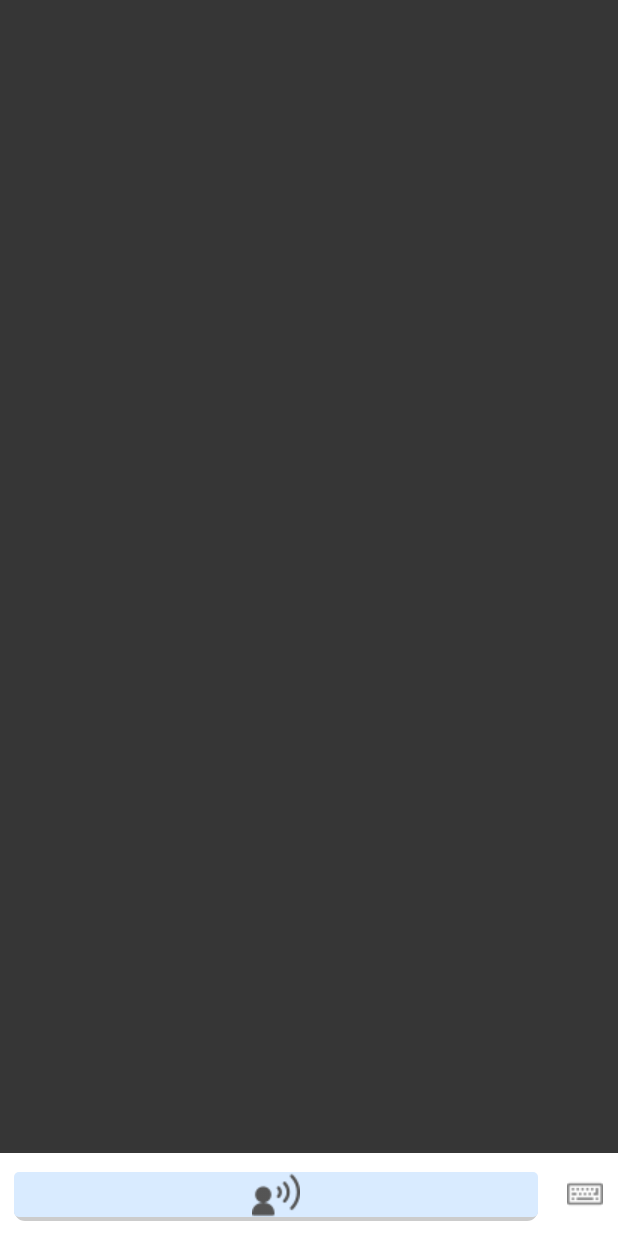
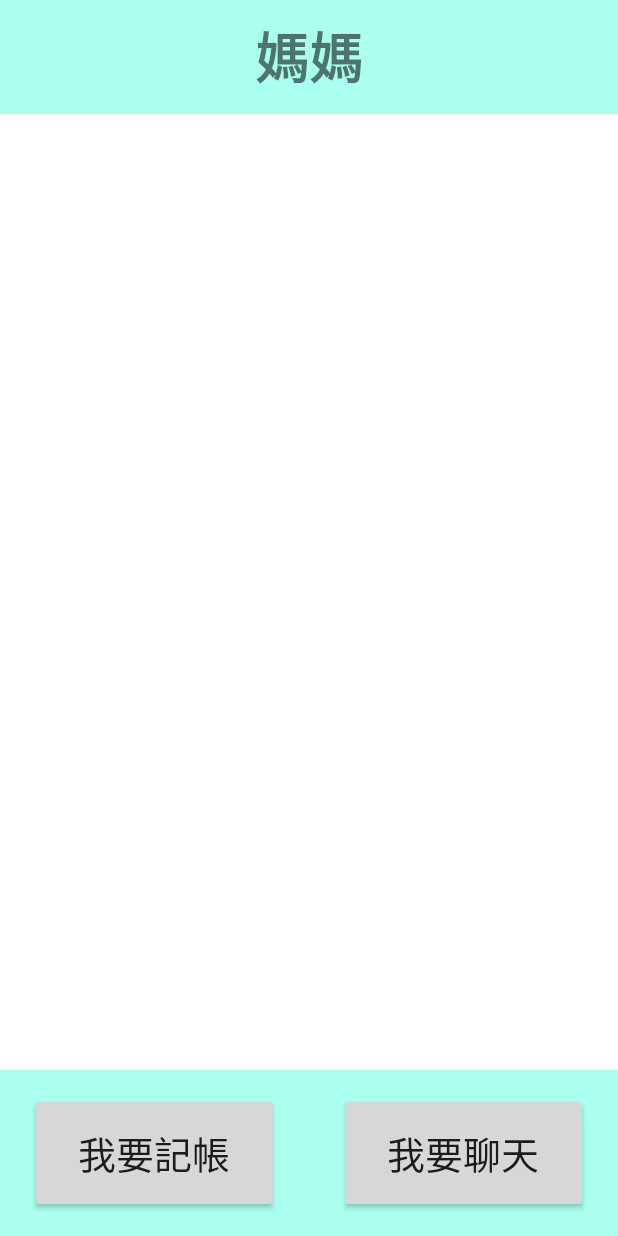
Before and after one commit to HoWanJu/Accounting_app, an Android app: the Voice_Assistant screen opened directly, with no data from a screen before it, on a phone screen of 412 x 824 dp. Run offline under Robolectric (Android 15) with nearby library versions, the phone set to English and light mode, and no system bars; libraries missing offline, so code that uses them is left out: ai.api, ai.api.android, ai.api.model; 6 statements that could not run were skipped.

```diff
--- a/Account_app/app/src/main/java/com/example/accounting_app/chatting_page/Voice_Assistant.java
+++ b/Account_app/app/src/main/java/com/example/accounting_app/chatting_page/Voice_Assistant.java
@@ -12,6 +12,7 @@ import android.widget.CheckBox;
 import android.widget.EditText;
 import android.widget.FrameLayout;
 import android.widget.ImageButton;
+import android.widget.ImageView;
 import android.widget.LinearLayout;
 import android.widget.RelativeLayout;
 import android.widget.ScrollView;
@@ -48,10 +49,11 @@ import ai.api.android.AIService;
 import android.Manifest;
 import android.content.pm.PackageManager;
 public class Voice_Assistant extends AppCompatActivity implements AIListener {
-    private TextView sendBtn;
+    private ImageView sendBtn;
     private RelativeLayout mic;
     private LinearLayout ac_text;
-    private CheckBox switch_btn;
+    private Button switch_btn_chat;
+    private Button switch_btn_account;
 
     //chatbox
     private static final String TAG = Voice_Assistant.class.getSimpleName();
@@ -104,22 +106,59 @@ public class Voice_Assistant extends AppCompatActivity implements AIListener {
         });
         mic = findViewById(R.id.mic);
 
-        //鍵盤與語音互換
-        switch_btn = findViewById(R.id.swith_btn);
+        //切換至記帳or聊天
+        switch_btn_chat = findViewById(R.id.switch_btn_chat);
+        switch_btn_account = findViewById(R.id.switch_btn_account);
+
         ac_text = findViewById(R.id.ac_text);
-        switch_btn.setOnClickListener(new View.OnClickListener() {
+
+
+        //按鈕切換至聊天
+        switch_btn_chat.setOnClickListener(new View.OnClickListener() {
             @Override
-            public void onClick(View v) {
-                if(switch_btn.isChecked()){
-                    ac_text.setVisibility(View.VISIBLE);
-                    mic.setVisibility(View.GONE);
-                }else{
-                    ac_text.setVisibility(View.GONE);
-                    mic.setVisibility(View.VISIBLE);
-                }
-
+            public void onClick(View view) {
+                ac_text.setVisibility(View.VISIBLE);
+                switch_btn_chat.setVisibility(View.GONE);
+                switch_btn_account.setVisibility(View.GONE);
+                mic.setVisibility(View.VISIBLE);
+                sendBtn.setVisibility(View.VISIBLE);
             }
         });
+        ac_text.setVisibility(View.GONE);
+        mic.setVisibility(View.GONE);
+        sendBtn.setVisibility(View.GONE);
+
+        //按鈕切換至記帳
+        switch_btn_account.setOnClickListener(new View.OnClickListener() {
+            @Override
+            public void onClick(View view) {
+                ac_text.setVisibility(View.GONE);
+                switch_btn_chat.setVisibility(View.GONE);
+                switch_btn_account.setVisibility(View.GONE);
+                mic.setVisibility(View.GONE);
+                sendBtn.setVisibility(View.GONE);
+            }
+        });
+        ac_text.setVisibility(View.GONE);
+        mic.setVisibility(View.GONE);
+        sendBtn.setVisibility(View.GONE);
+
+
+
+
+//        switch_btn.setOnClickListener(new View.OnClickListener() {
+//            @Override
+//            public void onClick(View v) {
+//                if(switch_btn.isChecked()){
+//                    ac_text.setVisibility(View.VISIBLE);
+//                    mic.setVisibility(View.GONE);
+//                }else{
+//                    ac_text.setVisibility(View.GONE);
+//                    mic.setVisibility(View.VISIBLE);
+//                }
+//
+//            }
+//        });
         //權限
         int permission = ContextCompat.checkSelfPermission(this,
                 Manifest.permission.RECORD_AUDIO);
--- a/Account_app/app/src/main/res/drawable/bot_bg_bubble.xml
+++ b/Account_app/app/src/main/res/drawable/bot_bg_bubble.xml
@@ -1,5 +1,5 @@
 <shape xmlns:android="http://schemas.android.com/apk/res/android"
     android:shape="rectangle">
-    <solid android:color="@color/colorGrey" />
+    <solid android:color="#E1DCDC" />
     <corners android:topLeftRadius="1dp" android:radius="8dp" />
 </shape>
--- a/Account_app/app/src/main/res/layout/activity_voice__assistant.xml
+++ b/Account_app/app/src/main/res/layout/activity_voice__assistant.xml
@@ -4,87 +4,128 @@
     android:layout_height="match_parent"
     android:background="@color/colorGreyDark"
     android:orientation="vertical">
+
+    <LinearLayout
+        android:layout_width="match_parent"
+        android:layout_height="76dp"
+        android:background="#6AD3E6"
+        android:orientation="vertical">
+
+        <TextView
+            android:id="@+id/user_name"
+            android:layout_width="match_parent"
+            android:layout_height="match_parent"
+            android:background="#AAFFEE"
+            android:gravity="center"
+            android:text="媽媽"
+            android:textSize="36sp"
+            android:textStyle="bold" />
+
+    </LinearLayout>
+
     <RelativeLayout
         android:layout_width="match_parent"
-        android:layout_height="match_parent">
+        android:layout_height="match_parent"
+        android:background="@color/colorWhite">
+
         <ScrollView
             android:id="@+id/chatScrollView"
             android:layout_width="match_parent"
             android:layout_height="wrap_content"
-            android:paddingTop="10dp"
-            android:layout_marginBottom="55dp">
+            android:layout_marginBottom="55dp"
+            android:background="@color/colorWhite"
+            android:paddingTop="10dp">
 
             <LinearLayout
                 android:id="@+id/chatLayout"
                 android:layout_width="match_parent"
                 android:layout_height="wrap_content"
-                android:orientation="vertical">
-            </LinearLayout>
+                android:orientation="vertical"></LinearLayout>
 
         </ScrollView>
+
         <LinearLayout
+            android:id="@+id/chat"
             android:layout_width="match_parent"
             android:layout_height="wrap_content"
             android:layout_alignParentBottom="true"
-            android:background="@color/colorWhite"
+            android:background="#AAFFEE"
             android:orientation="horizontal">
-
-            <LinearLayout
-                android:visibility="gone"
-                android:id="@+id/ac_text"
-                android:layout_width="match_parent"
-                android:orientation="horizontal"
-                android:layout_height="35dp"
-                android:layout_margin="10dp"
-                android:layout_weight="1"
-                android:background="@drawable/bg_edittext">
-                <EditText
-                    android:id="@+id/queryEditText"
-                    android:layout_width="match_parent"
-                    android:layout_height="match_parent"
-                    android:layout_weight="1"
-                    android:background="#00000000"
-                    android:hint="請輸入文字..."
-                    android:paddingHorizontal="15dp" />
-                <TextView
-                    android:id="@+id/sendBtn"
-                    android:layout_width="match_parent"
-                    android:layout_height="match_parent"
-                    android:gravity="center"
-                    android:text="傳送"
-                    android:textColor="@color/colorBG"
-                    android:textSize="14sp"
-                    android:layout_weight="5"
-                    android:clickable="true"/>
-
-            </LinearLayout>
 
             <RelativeLayout
                 android:id="@+id/mic"
-                android:layout_width="match_parent"
+                android:layout_width="45dp"
                 android:layout_height="50dp"
-                android:layout_weight="4"
                 android:layout_margin="2.5dp"
                 android:background="@drawable/bg_micbtn">
+
                 <ImageButton
                     android:id="@+id/listenButton"
                     android:layout_width="match_parent"
                     android:layout_height="match_parent"
                     android:layout_gravity="center_vertical"
+                    android:background="?android:attr/selectableItemBackground"
                     android:onClick="listenButtonOnClick"
-                    android:background="?android:attr/selectableItemBackground"
-                    android:src="@drawable/mic"
-                    />
+                    android:src="@drawable/mic" />
+
             </RelativeLayout>
-            <CheckBox
-                android:id="@+id/swith_btn"
+
+            <LinearLayout
+                android:id="@+id/ac_text"
+                android:layout_width="300dp"
+                android:layout_height="35dp"
+                android:layout_margin="10dp"
+                android:background="@drawable/bg_edittext"
+                android:orientation="horizontal"
+                android:visibility="gone">
+
+
+                <EditText
+                    android:id="@+id/queryEditText"
+                    android:layout_width="match_parent"
+                    android:layout_height="match_parent"
+                    android:background="#00000000"
+                    android:hint="請輸入文字..."
+                    android:paddingHorizontal="15dp" />
+
+
+            </LinearLayout>
+
+            <ImageView
+                android:id="@+id/sendBtn"
+                android:layout_width="30dp"
+                android:layout_height="40dp"
+                android:layout_marginTop="5dp"
+                android:clickable="true"
+                android:gravity="center"
+                android:src="@drawable/next" />
+
+
+            <Button
+                android:id="@+id/switch_btn_account"
                 android:layout_width="wrap_content"
-                android:layout_marginHorizontal="10dp"
-                android:layout_height="wrap_content"
+                android:layout_height="80dp"
                 android:layout_gravity="center_vertical"
-                android:button="@drawable/btn_switch"
+                android:layout_marginHorizontal="20dp"
+                android:layout_marginVertical="15dp"
+                android:layout_weight="1"
+                android:button="@drawable/abc_vector_test"
                 android:src="@drawable/keyboard"
-                android:layout_marginVertical="5dp"/>
+                android:text="我要記帳"
+                android:textSize="25sp" />
+
+            <Button
+                android:id="@+id/switch_btn_chat"
+                android:layout_width="wrap_content"
+                android:layout_height="80dp"
+                android:layout_gravity="center_vertical"
+                android:layout_marginHorizontal="20dp"
+                android:layout_marginVertical="15dp"
+                android:layout_weight="1"
+                android:button="@drawable/abc_vector_test"
+                android:src="@drawable/keyboard"
+                android:text="我要聊天"
+                android:textSize="25sp" />
 
         </LinearLayout>
 
```
Also changed, not shown: Account_app/app/src/main/res/drawable/rounded_retangle_blue.xml (added, +15 -0 lines), Account_app/app/src/main/res/layout/bot_msg_layout.xml (+20 -1 lines), Account_app/app/src/main/res/layout/user_msg_layout.xml (+5 -3 lines), Account_app/app/src/main/res/drawable/next.png (added).
